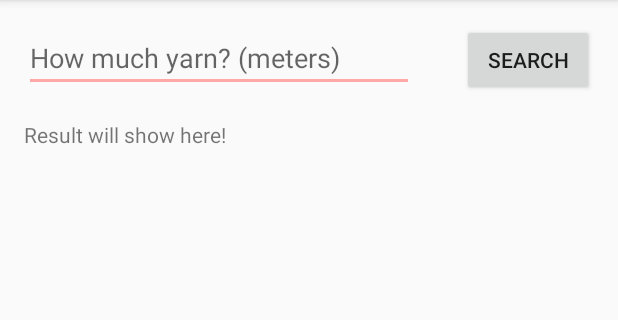
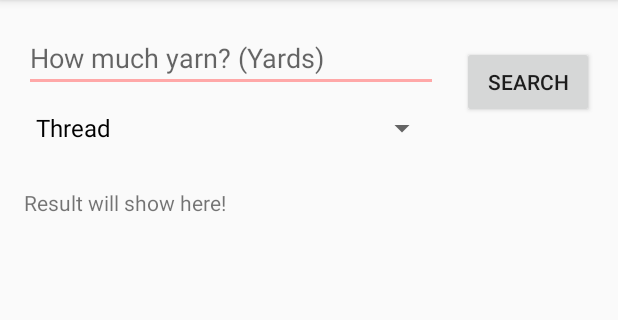
Before and after one commit to sofvanh/Yarnie, an Android app: the screen it shows after launch (MainActivity), on a phone screen of 412 x 824 dp, the part 84-404 px from its top. Run offline under Robolectric (Android 15) with nearby library versions, the phone set to English and light mode, and no system bars.

Commit message:
Add Spinner for selecting yarn weight
UI change only.

```diff
--- a/app/src/main/java/com/sofivanhanen/yarnie/MainActivity.java
+++ b/app/src/main/java/com/sofivanhanen/yarnie/MainActivity.java
@@ -5,8 +5,10 @@ import android.support.v7.app.AppCompatActivity;
 import android.os.Bundle;
 import android.view.View;
 import android.view.animation.AnimationUtils;
+import android.widget.ArrayAdapter;
 import android.widget.EditText;
 import android.widget.ProgressBar;
+import android.widget.Spinner;
 import android.widget.TextView;
 import android.widget.Toast;
 
@@ -23,6 +25,7 @@ import java.util.List;
 public class MainActivity extends AppCompatActivity {
 
     EditText amountOfYarnEditText;
+    Spinner yarnWeightSpinner;
     ProgressBar progressBar;
     TextView resultTextView;
 
@@ -33,6 +36,11 @@ public class MainActivity extends AppCompatActivity {
         super.onCreate(savedInstanceState);
         setContentView(R.layout.activity_main);
         amountOfYarnEditText = findViewById(R.id.et_amount_of_yarn);
+        yarnWeightSpinner = findViewById(R.id.spinner_yarn_weights);
+        ArrayAdapter<CharSequence> adapter = ArrayAdapter.createFromResource(this,
+                R.array.yarn_weights_array, R.layout.support_simple_spinner_dropdown_item);
+        adapter.setDropDownViewResource(R.layout.support_simple_spinner_dropdown_item);
+        yarnWeightSpinner.setAdapter(adapter);
         progressBar = findViewById(R.id.progress_bar);
         resultTextView = findViewById(R.id.tv_pattern_result);
     }
--- a/app/src/main/res/layout/activity_main.xml
+++ b/app/src/main/res/layout/activity_main.xml
@@ -10,27 +10,45 @@
         android:layout_width="match_parent"
         android:layout_height="wrap_content"
         android:layout_weight="0"
-        android:orientation="horizontal">
+        android:orientation="horizontal"
+        android:paddingBottom="16dp">
 
-        <EditText
-            android:id="@+id/et_amount_of_yarn"
-            android:layout_margin="16dp" android:layout_width="0dp"
+        <LinearLayout
+            android:layout_width="0dp"
             android:layout_height="wrap_content"
-            android:hint="How much yarn? (meters)"
-            android:maxLines="1"
-            android:inputType="number"
-            android:layout_weight="10"/>
+            android:layout_weight="10"
+            android:orientation="vertical">
+
+            <!-- TODO: Spinner for choosing between yards and meters -->
+
+            <EditText
+                android:id="@+id/et_amount_of_yarn"
+                android:layout_marginLeft="16dp"
+                android:layout_marginTop="16dp"
+                android:layout_width="match_parent"
+                android:layout_height="wrap_content"
+                android:hint="How much yarn? (Yards)"
+                android:maxLines="1"
+                android:inputType="number"/>
+
+            <Spinner
+                android:id="@+id/spinner_yarn_weights"
+                android:layout_width="match_parent"
+                android:layout_height="wrap_content"
+                android:layout_marginLeft="16dp"/>
+
+        </LinearLayout>
 
         <Button
             android:id="@+id/button_search"
             android:layout_width="wrap_content"
             android:layout_height="wrap_content"
-            app:layout_constraintLeft_toRightOf="@+id/et_amount_of_yarn"
             android:layout_margin="16dp"
             android:layout_marginLeft="16dp"
             android:layout_marginRight="16dp"
             android:text="Search"
             android:onClick="handleClick"
+            android:layout_gravity="center"
             />
 
     </LinearLayout>
@@ -46,9 +64,7 @@
             app:layout_constraintBottom_toBottomOf="parent"
             app:layout_constraintLeft_toLeftOf="parent"
             app:layout_constraintRight_toRightOf="parent"
-            app:layout_constraintTop_toBottomOf="@id/button_search"
-            tools:layout_editor_absoluteX="8dp"
-            tools:layout_editor_absoluteY="8dp">
+            app:layout_constraintTop_toBottomOf="@id/button_search">
 
             <TextView
                 android:id="@+id/tv_pattern_result"
--- a/app/src/main/res/values/strings.xml
+++ b/app/src/main/res/values/strings.xml
@@ -4,4 +4,19 @@
     <!-- Put API keys here when developing / creating a build. -->
     <string name="API_username"></string>
     <string name="API_password"></string>
+
+    <string-array name="yarn_weights_array">
+        <item>Thread</item>
+        <item>Cobweb</item>
+        <item>Lace</item>
+        <item>Light Fingering</item>
+        <item>Fingering</item>
+        <item>Sport</item>
+        <item>DK</item>
+        <item>Worsted</item>
+        <item>Aran</item>
+        <item>Bulky</item>
+        <item>Super Bulky</item>
+        <item>Jumbo</item>
+    </string-array>
 </resources>
```
